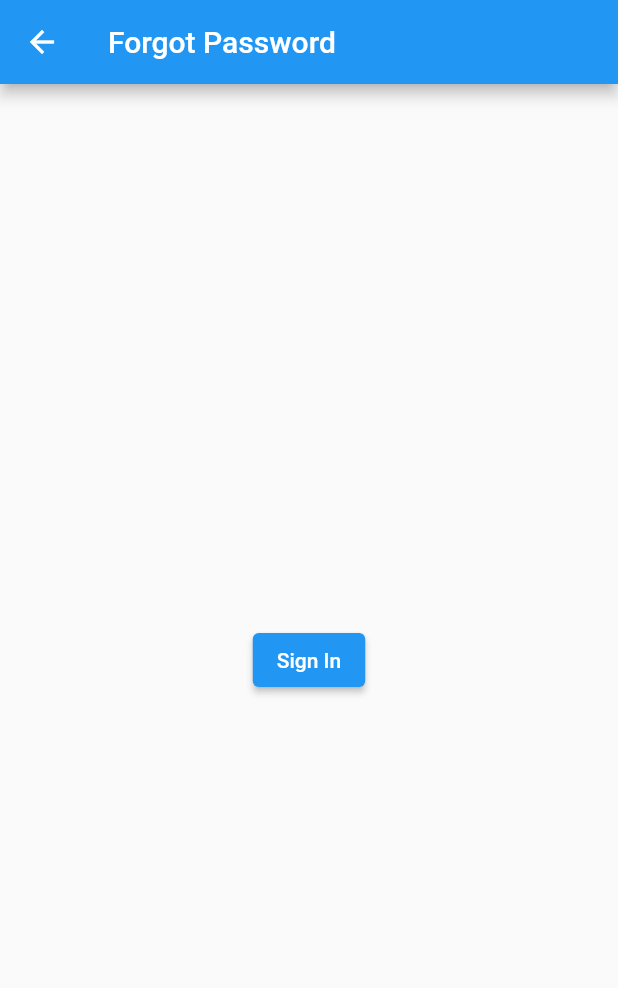
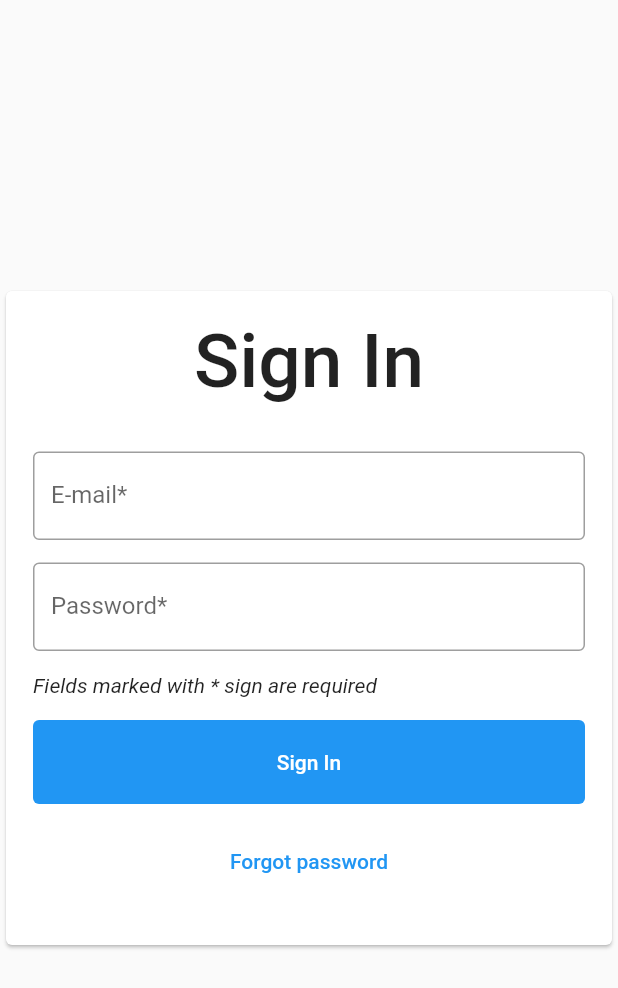
Before and after one commit to c3n7ly-commissions/nerema_client, a Flutter app: the PasswordResetScreen screen opened by its route, on a phone screen of 412 x 824 dp. Shown: the top 988 px of the screen. Run offline on Flutter 3.47's test engine with Material 2 defaults, Android fonts, the phone set to English and light mode, and no system bars.

Commit message:
The migration begun

```diff
--- a/lib/pages/auth/password_reset.dart
+++ b/lib/pages/auth/password_reset.dart
@@ -1,20 +1,203 @@
+import 'dart:convert';
+import 'dart:async';
+
 import 'package:flutter/material.dart';
+import 'package:http/http.dart' as http;
 
-class PasswordResetScreen extends StatelessWidget {
+class PasswordResetScreen extends StatefulWidget {
+  @override
+  _PasswordResetScreenState createState() => _PasswordResetScreenState();
+}
+
+class _PasswordResetScreenState extends State<PasswordResetScreen> {
   @override
   Widget build(BuildContext context) {
     return Scaffold(
-      appBar: AppBar(
-        title: Text("Forgot Password"),
-      ),
       body: Center(
-        child: ElevatedButton(
-          onPressed: () {
-            Navigator.pushNamed(context, '/sign-in');
-          },
-          child: Text('Sign In'),
+        child: Card(
+          child: Padding(
+            padding: EdgeInsets.all(18.0),
+            child: SignInForm(),
+          ),
         ),
       ),
     );
   }
 }
+
+class SignInForm extends StatefulWidget {
+  @override
+  _SignInFormState createState() => _SignInFormState();
+}
+
+class _SignInFormState extends State<SignInForm> {
+  final _formKey = GlobalKey<FormState>();
+
+  final _emailController = TextEditingController();
+  final _passwordController = TextEditingController();
+
+  Future signIn(String email, String password) async {
+    final response = await http.post(
+      Uri.parse('http://localhost:8000/api/v1/dj-rest-auth/login/'),
+      headers: <String, String>{
+        'Content-Type': 'application/json; charset=UTF-8',
+      },
+      body: jsonEncode(<String, dynamic>{
+        'username': email,
+        'email': email,
+        'password': password,
+      }),
+    );
+
+    if (response.statusCode == 200) {
+      // Successful request
+      final Map<String, dynamic> token = jsonDecode(response.body);
+      print("${response.statusCode} : ${response.body}");
+
+      ScaffoldMessenger.of(context).showSnackBar(
+        SnackBar(
+          content: Row(
+            children: <Widget>[
+              Text(
+                "Success: ",
+                style: TextStyle(
+                  fontWeight: FontWeight.bold,
+                ),
+              ),
+              Text('Logged in successfully ${token["key"]}'),
+            ],
+          ),
+          backgroundColor: Colors.green,
+        ),
+      );
+    } else if (response.statusCode == 400) {
+      ScaffoldMessenger.of(context).showSnackBar(
+        SnackBar(
+          content: Row(
+            children: <Widget>[
+              Text(
+                "Error: ",
+                style: TextStyle(
+                  fontWeight: FontWeight.bold,
+                ),
+              ),
+              Text('Invalid credentials'),
+            ],
+          ),
+          backgroundColor: Colors.red,
+        ),
+      );
+    } else {
+      print("${response.statusCode} : ${response.body}");
+    }
+  }
+
+  _submitForm() {
+    if (_formKey.currentState!.validate()) {
+      signIn(_emailController.text, _passwordController.text);
+    }
+  }
+
+  @override
+  Widget build(BuildContext context) {
+    return Form(
+      key: _formKey,
+      child: Container(
+        width: 500,
+        child: Column(
+          mainAxisSize: MainAxisSize.min,
+          mainAxisAlignment: MainAxisAlignment.center,
+          crossAxisAlignment: CrossAxisAlignment.start,
+          children: <Widget>[
+            Padding(
+              padding: EdgeInsets.only(bottom: 15.0),
+              child: Center(
+                child: Text(
+                  'Sign In',
+                  style: TextStyle(
+                    fontWeight: FontWeight.w500,
+                    fontSize: 50,
+                  ),
+                ),
+              ),
+            ),
+            Padding(
+              padding: EdgeInsets.only(top: 15.0),
+              child: TextFormField(
+                controller: _emailController,
+                decoration: InputDecoration(
+                  border: OutlineInputBorder(),
+                  hintText: 'E-mail',
+                  labelText: 'E-mail*',
+                ),
+                validator: (value) {
+                  if (value == null || value.isEmpty) {
+                    return "Please enter your e-mail";
+                  }
+                  return null;
+                },
+              ),
+            ),
+            Padding(
+              padding: EdgeInsets.only(top: 15.0),
+              child: TextFormField(
+                controller: _passwordController,
+                decoration: InputDecoration(
+                  border: OutlineInputBorder(),
+                  hintText: 'Password',
+                  labelText: 'Password*',
+                ),
+                obscureText: true,
+                autocorrect: false,
+                validator: (value) {
+                  if (value == null || value.isEmpty) {
+                    return "Please enter your password";
+                  }
+                  return null;
+                },
+              ),
+            ),
+            Padding(
+              padding: EdgeInsets.only(top: 15.0),
+              child: Text(
+                'Fields marked with * sign are required',
+                style: TextStyle(
+                  fontStyle: FontStyle.italic,
+                ),
+              ),
+            ),
+            Padding(
+              padding: EdgeInsets.only(top: 15.0),
+              child: Container(
+                width: double.infinity,
+                child: TextButton(
+                  child: Text('Sign In'),
+                  style: TextButton.styleFrom(
+                    primary: Colors.white,
+                    backgroundColor: Colors.blue,
+                    padding: EdgeInsets.symmetric(vertical: 20.0),
+                  ),
+                  onPressed: _submitForm,
+                ),
+              ),
+            ),
+            Padding(
+              padding: EdgeInsets.only(top: 10.0, bottom: 10.0),
+              child: Center(
+                child: TextButton(
+                  child: Text('Forgot password'),
+                  style: TextButton.styleFrom(
+                    padding: EdgeInsets.all(20.0),
+                  ),
+                  onPressed: () {
+                    Navigator.pushNamed(context, '/forgot-password');
+                  },
+                ),
+              ),
+            ),
+          ],
+        ),
+      ),
+    );
+  }
+}
```
